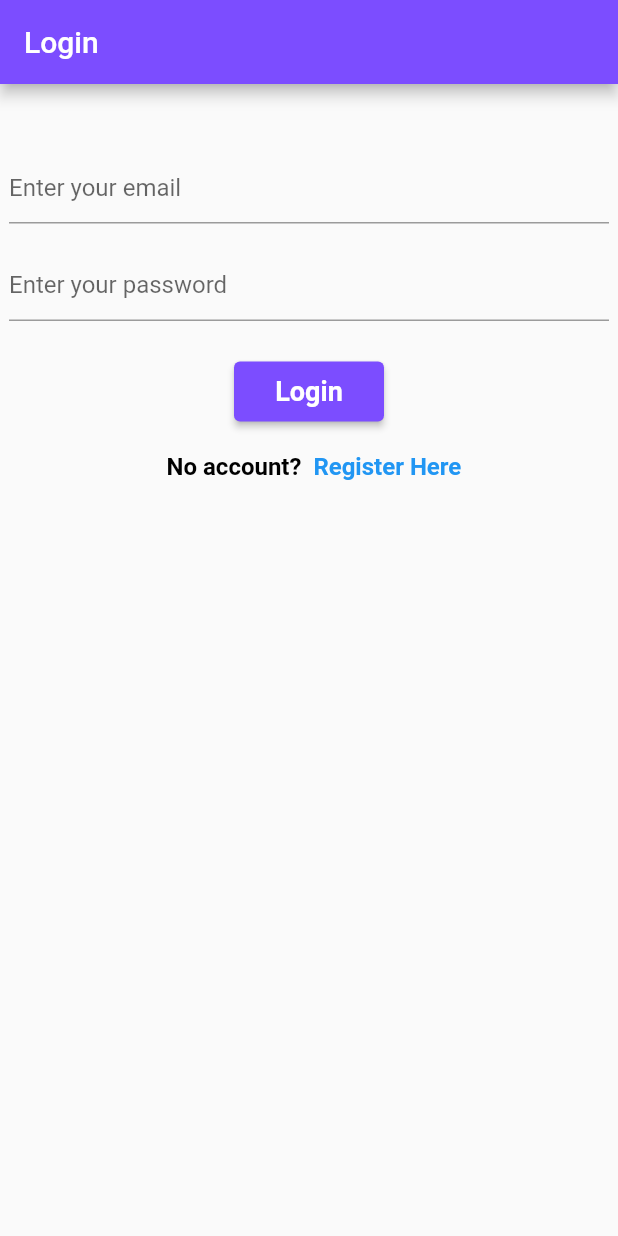
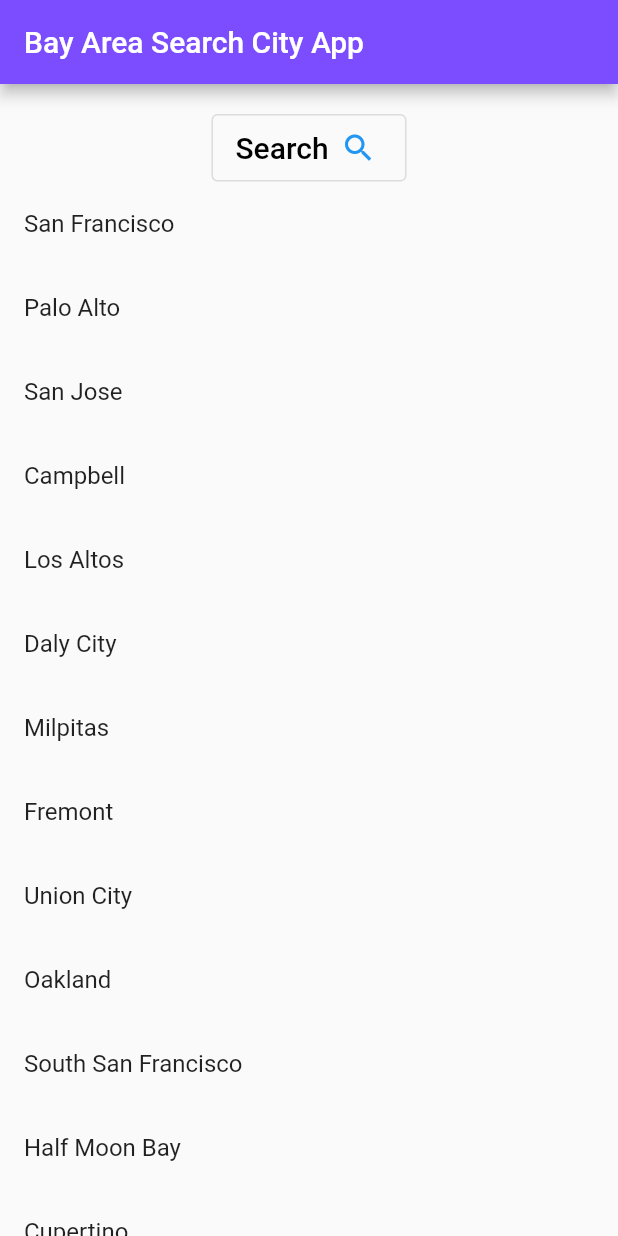
Before and after one commit to svhsp/learning, a Flutter app: the screen it shows after launch, on a phone screen of 412 x 824 dp. Run offline on Flutter 3.47's test engine with Material 2 defaults, Android fonts, the phone set to English and light mode, and no system bars; our stand-ins replace cloud_firestore, dio, firebase_auth, firebase_core; missing offline and left inert: endless, paginated_search_bar, searchable_listview; accounts and stored records are empty; network calls fail.

Commit message:
Finish homework
Finish this week's homework, add search for bay area

```diff
--- a/deshan_svhsp_stuff/lib/main.dart
+++ b/deshan_svhsp_stuff/lib/main.dart
@@ -5,7 +5,9 @@ import 'package:login/pages/profileScreen.dart';
 import 'package:login/pages/registerScreen.dart';
 import 'package:firebase_core/firebase_core.dart';
 import 'package:firebase_auth/firebase_auth.dart';
-import 'package:login/services/fetchServices.dart';import 'models/stock.dart';
+import 'package:login/queryPage.dart';
+import 'package:login/services/fetchServices.dart';import 'models/result.dart';
+import 'models/stock.dart';
 import 'pages/TickerScreen.dart';
 import 'firebase_options.dart';
 
@@ -23,10 +25,11 @@ void main() async {
     options: DefaultFirebaseOptions.currentPlatform,
   );
 
-  List<String> test = List.empty(growable: true);
-  test.add('https://www.alphavantage.co/query?function=GLOBAL_QUOTE&symbol=GOOG&apikey=G4UJ9ECYT8N1K1O6');
+  // List<String> test = List.empty(growable: true);
+  // test.add('https://www.alphavantage.co/query?function=GLOBAL_QUOTE&symbol=GOOG&apikey=G4UJ9ECYT8N1K1O6');
 
-  FetchServices.getStockData(test);
+  // FetchServices.getStockData(test);
+  List<SearchResult> test = await FetchServices.getStockTickers('A');
 
   runApp(MyApp());
 }
@@ -38,12 +41,13 @@ class MyApp extends StatelessWidget {
   @override
   Widget build(BuildContext context) {
     return MaterialApp(
-      initialRoute: '/login',
+      initialRoute: '/query',
       routes: {
         '/login': (context) => LoginScreen(),
         '/register': (context) => RegisterScreen(),
         '/profile': (context) => ProfileScreen(),
         '/ticker': (context) => TickerScreen(),
+        '/query': (context) => QueryScreen(),
       },
     );
   }
--- /dev/null
+++ b/deshan_svhsp_stuff/lib/main4.dart
@@ -0,0 +1,63 @@
+import 'package:flutter/material.dart';
+import 'package:login/pages/profileScreen.dart';
+import 'package:firebase_auth/firebase_auth.dart';
+import 'package:cloud_firestore/cloud_firestore.dart';
+import 'package:login/services/DatabaseServices.dart';
+
+import '../models/stock.dart';
+import '../services/fetchServices.dart';
+
+void main() async {
+  runApp(Ticker());
+}
+
+class Ticker extends StatefulWidget {
+  const Ticker({Key? key}) : super(key: key);
+
+  @override
+  State<Ticker> createState() => _TickerState();
+}
+
+class _TickerState extends State<Ticker> {
+  List<DataColumn> columns = [
+    DataColumn(label: Text("Company Name")),
+    DataColumn(label: Text("Price")),
+    DataColumn(label: Text("Change")),
+  ];
+
+  List<DataRow> rowsMaker (List<Stock> row) {
+    print("I WENT IN THE ROW MAKER FUNCTION");
+    List<DataRow> rows = List.empty(growable: true);
+    for (Stock stonk in row) {
+      print("TICKER NAME: " + stonk.ticker_name!);
+      rows.add(DataRow(cells: [
+        DataCell(Text(stonk.ticker_name!)),
+    DataCell(Text(stonk.price!)),
+    DataCell(Text(stonk.change!)),
+    ]));
+    }
+
+    return rows;
+  }
+
+  @override
+  Widget build(BuildContext context) {
+    List<String> links = List.empty(growable: true);
+    List<Stock> results = List.empty(growable: true);
+    links.add("https://www.alphavantage.co/query?function=GLOBAL_QUOTE&symbol=AAPL&apikey=YNGXUGMXQ93PLTF6");
+    links.add("https://www.alphavantage.co/query?function=GLOBAL_QUOTE&symbol=AMD&apikey=YNGXUGMXQ93PLTF6");
+    links.add("https://www.alphavantage.co/query?function=GLOBAL_QUOTE&symbol=GOOG&apikey=YNGXUGMXQ93PLTF6");
+    FetchServices.getStockData(links).catchError((error) => print("something went wrong: " + error)).then((value) { results = value; print('RESULTS AFTER SETTING: ' + results.toString()
+    );}).whenComplete(() => print("I AM DONE"));
+    List<DataRow> rows = List.empty(growable: true);
+    rows = rowsMaker(results);
+    print("FIRST ROW: " + rows.toString());
+    return MaterialApp(
+      home: Scaffold(
+        body: Container(
+            child: DataTable(columns: columns, rows: rows),
+          ),
+      ),
+    );
+  }
+}
--- /dev/null
+++ b/deshan_svhsp_stuff/lib/models/result.dart
@@ -0,0 +1,11 @@
+class SearchResult {
+  String? tickerName;
+  String? companyName;
+
+  SearchResult(this.tickerName, this.companyName);
+
+  @override
+  String toString() {
+    return "ticker_name: " + tickerName! + " company name:" + companyName!;
+  }
+}
--- /dev/null
+++ b/deshan_svhsp_stuff/lib/query.dart
@@ -0,0 +1,123 @@
+import 'package:flutter/material.dart';
+import 'package:login/pages/profileScreen.dart';
+import 'package:firebase_auth/firebase_auth.dart';
+import 'package:cloud_firestore/cloud_firestore.dart';
+import 'package:login/services/DatabaseServices.dart';
+
+import '../models/stock.dart';
+import '../services/fetchServices.dart';
+import 'models/result.dart';
+
+class SearchLocations extends SearchDelegate<String> {
+  final List<String> allCaliforniaPlaces;
+  final List<String> allCaliforniaSuggestions;
+
+  SearchLocations({required this.allCaliforniaPlaces, required this.allCaliforniaSuggestions});
+
+  @override
+  List<Widget>? buildActions(BuildContext context) {
+    // TODO: implement buildActions
+    return [
+      IconButton(onPressed: () {
+        query = '';
+      }, icon: Icon(Icons.clear)),
+    ];
+  }
+
+  // @override
+  // Widget? buildLeading(BuildContext context) {
+  //   // TODO: implement buildLeading
+  //   return IconButton(icon: Icon(Icons.arrow_back), onPressed: () {close(context, query);},);
+  // }
+  //
+  // @override
+  // Widget buildResults(BuildContext context) {
+  //   // TODO: implement buildResults
+  //   // final List<String> allLocations = allCaliforniaPlaces.where(
+  //   //     (place) => place.toLowerCase().contains(query.toLowerCase()),
+  //   // ).toList();
+  //   List<String> allLocations = List.empty(growable: true);
+  //
+  //   return FutureBuilder(future: FetchServices.getStockTickers(query),
+  //       builder: (context, snapshot) {
+  //         if (snapshot.hasData) {
+  //           for (SearchResult result in snapshot.data!) {
+  //             if (allLocations.contains(result.tickerName!) == false) {
+  //               allLocations.add(result.tickerName!);
+  //             }
+  //           }
+  //
+  //           print("SUGGESTIONS: " + allLocations.toString());
+  //
+  //           return ListView.builder(itemCount: allLocations.length, itemBuilder: (context, index) {
+  //             return ListTile(title: Text(allLocations[index]));
+  //           });
+  //         } else if (snapshot.connectionState == ConnectionState.waiting) {
+  //           return CircularProgressIndicator();
+  //         } else if (snapshot.hasError) {
+  //           return Text("There is an error: " + snapshot.error.toString());
+  //         } else {
+  //           return Text("idk what happened");
+  //         }
+  //       });
+  // }
+  //
+  // @override
+  // Widget buildSuggestions(BuildContext context) {
+  //   // TODO: implement buildSuggestions
+  //   List<String> allSuggestions = List.empty(growable: true);
+  //
+  //   return FutureBuilder(future: FetchServices.getStockTickers(query),
+  //       builder: (context, snapshot) {
+  //           if (snapshot.hasData) {
+  //             for (SearchResult result in snapshot.data!) {
+  //               if (allSuggestions.contains(result.tickerName!) == false) {
+  //                 allSuggestions.add(result.tickerName!);
+  //               }
+  //             }
+  //
+  //             print("SUGGESTIONS: " + allSuggestions.toString());
+  //
+  //             return ListView.builder(itemCount: allSuggestions.length, itemBuilder: (context, index) {
+  //               return ListTile(title: Text(allSuggestions[index]));
+  //             });
+  //           } else if (snapshot.connectionState == ConnectionState.waiting) {
+  //             return CircularProgressIndicator();
+  //           } else if (snapshot.hasError) {
+  //             return Text("There is an error: " + snapshot.error.toString());
+  //           } else {
+  //             return Text("idk what happened");
+  //           }
+  //         });
+
+  @override
+  Widget? buildLeading(BuildContext context) {
+    // TODO: implement buildLeading
+    return IconButton(icon: Icon(Icons.arrow_back), onPressed: () {close(context, query);},);
+  }
+
+  @override
+  Widget buildResults(BuildContext context) {
+    // TODO: implement buildResults
+    final List<String> allLocations = allCaliforniaPlaces.where(
+          (place) => place.toLowerCase().contains(query.toLowerCase()),
+    ).toList();
+    return ListView.builder(itemCount: allLocations.length, itemBuilder: (context, index) => ListTile(title: Text(allLocations[index]), onTap: () {
+      query = allLocations[index];
+      close(context, query);
+    },));
+  }
+
+  @override
+  Widget buildSuggestions(BuildContext context) {
+    // TODO: implement buildSuggestions
+    final List<String> allSuggestions = allCaliforniaSuggestions.where(
+          (place) => place.toLowerCase().contains(query.toLowerCase()),
+    ).toList();
+    return ListView.builder(itemCount: allSuggestions.length, itemBuilder: (context, index) => ListTile(title: Text(allSuggestions[index]), onTap: () {
+      query = allSuggestions[index];
+      close(context, query);
+    },));
+  }
+
+}
--- /dev/null
+++ b/deshan_svhsp_stuff/lib/queryPage.dart
@@ -0,0 +1,165 @@
+import 'package:flutter/material.dart';
+import 'package:login/pages/profileScreen.dart';
+import 'package:firebase_auth/firebase_auth.dart';
+import 'package:cloud_firestore/cloud_firestore.dart';
+import 'package:login/query.dart';
+import 'package:login/services/DatabaseServices.dart';
+
+import '../models/stock.dart';
+import '../services/fetchServices.dart';
+
+class QueryScreen extends StatefulWidget {
+  const QueryScreen({super.key});
+
+  @override
+  QueryScreenState createState() => new QueryScreenState();
+}
+
+class QueryScreenState extends State<QueryScreen> {
+  // List<String> searchResults = [
+  //   "AMD",
+  //   "APPL",
+  //   "MSFT",
+  //   "M",
+  //   "GOOG",
+  // ];
+  //
+  // List<String> searchSuggestions = [
+  //   "AMD",
+  //   "APPL",
+  //   "MSFT",
+  //   "M",
+  //   "GOOG",
+  // ];
+
+  List<String> searchResults = [
+    "San Francisco",
+    "Palo Alto",
+    "San Jose",
+    "Campbell",
+    "Los Altos",
+    "Daly City",
+    "Milpitas",
+    "Fremont",
+    "Union City",
+    "Oakland",
+    "South San Francisco",
+    "Half Moon Bay",
+    "Cupertino",
+    "Alum Rock",
+    "Mountain View",
+    "Los Gatos",
+    "Saratoga",
+    "Morgan Hill",
+    "Gilroy",
+    "Santa Cruz",
+    "Pasadena",
+    "San Mateo",
+    "Foster City",
+    "Millbrae",
+    "Burlingame",
+    "Livermore",
+    "Pleasanton",
+    "San Ramon",
+    "Dublin",
+    "Redwood City",
+    "Santa Clara",
+    "Hayward",
+    "San Bruno",
+    "Almaden",
+    "Lick",
+    "Sunol",
+    "Richmond",
+    "San Rafael",
+  ];
+  List<String> searchSuggestions = [
+    "San Francisco",
+    "Palo Alto",
+    "San Jose",
+    "Campbell",
+    "Los Altos",
+    "Daly City",
+    "Milpitas",
+    "Fremont",
+    "Union City",
+    "Oakland",
+    "South San Francisco",
+    "Half Moon Bay",
+    "Cupertino",
+    "Alum Rock",
+    "Mountain View",
+    "Los Gatos",
+    "Saratoga",
+    "Morgan Hill",
+    "Gilroy",
+    "Santa Cruz",
+    "Pasadena",
+    "San Mateo",
+    "Foster City",
+    "Millbrae",
+    "Burlingame",
+    "Livermore",
+    "Pleasanton",
+    "San Ramon",
+    "Dublin",
+    "Redwood City",
+    "Santa Clara",
+    "Hayward",
+    "San Bruno",
+    "Almaden",
+    "Lick",
+    "Sunol",
+    "Richmond",
+    "San Rafael",
+  ];
+  String selectedPlace = '';
+  String query = '';
+  @override
+  Widget build (BuildContext context) {
+    return MaterialApp(
+      home: Scaffold(
+        appBar: AppBar(backgroundColor: Colors.deepPurpleAccent, title: Text("Bay Area Search City App"),),
+        body: Column(
+          children: [
+            SizedBox(height: 20,),
+            Center(
+              child: Container(
+                width: 130,
+                height: 45,
+                child: OutlinedButton(
+                  onPressed: () async {
+                    final finalResult = await showSearch(context: context, delegate: SearchLocations(allCaliforniaPlaces: searchResults, allCaliforniaSuggestions: searchSuggestions));
+                    print('FINAL RESULT: ' + finalResult.toString());
+                    setState(() {
+                      selectedPlace = finalResult!;
+                    });
+                  },
+                  child: Row(
+                    children: [
+                      Text("Search", style: TextStyle(fontSize: 20, color: Colors.black),),
+                      SizedBox(width: 8,),
+                      Icon(Icons.search),
+                    ],
+                  ),
+                ),
+              ),
+            ),
+
+            selectedPlace == '' ? Container() : Container(child: Text(selectedPlace),),
+
+            Expanded(child:
+              ListView.builder(
+              itemCount: searchSuggestions.length,
+                itemBuilder: (context, index) {
+                  return ListTile(
+                    title: Text(searchSuggestions[index]),
+                  );
+                },
+               ),
+    ),
+          ],
+        ),
+      ),
+    );
+  }
+}
--- a/deshan_svhsp_stuff/lib/services/fetchServices.dart
+++ b/deshan_svhsp_stuff/lib/services/fetchServices.dart
@@ -2,10 +2,39 @@ import 'dart:convert';
 import 'package:flutter/material.dart';
 import 'package:http/http.dart' as http;
 import 'package:dio/dio.dart';
+import '../models/result.dart';
 import '../models/stock.dart';
 
 class FetchServices {
+  // Stock? globalQuote;
+  //
+  // FetchServices({this.globalQuote});
+  //
+  // FetchServices.fromJson(Map<String, dynamic> json) {
+  //   globalQuote = json['Global Quote'] != null
+  //       ? new Stock.fromJson(json['Global Quote'])
+  //       : null;
+  // }
+  //
+  // Map<String, dynamic> toJson() {
+  //   final Map<String, dynamic> data = new Map<String, dynamic>();
+  //   if (this.globalQuote != null) {
+  //     data['Global Quote'] = this.globalQuote!.toJson();
+  //   }
+  //   return data;
+  // }
+
   static Future<List<Stock>> getStockData(List<String> links) async {
+    // Stock? globalQuote;
+    //
+    // Map<String, dynamic> toJson() {
+    //   final Map<String, dynamic> data = new Map<String, dynamic>();
+    //   if (globalQuote != null) {
+    //     data['Global Quote'] = globalQuote!.toJson();
+    //   }
+    //   return data;
+    // }
+
     final dio = Dio();
     print('starting getdata function call with' + links.toString());
     List<Stock> stonks = List.empty(growable: true);
@@ -14,19 +43,51 @@ class FetchServices {
       final response = await dio.get(link);
       print("response: " + response.data.toString());
 
+      // Map<String, dynamic> result = toJson();
+      // var stock = Stock.fromJson(result);
+      // print("STCOK: " + stock.toString());
+      // stonks.add(stock);
+
       Map<String, dynamic> result = response.data;
-
       if (result != null && result != "") {
         Stock stock = new Stock(result['Global Quote']['01. symbol'], result['Global Quote']['05. price'], result['Global Quote']['10. change percent']);
         stonks.add(stock);
         print("get result: " + stock.toString());
       }
-      // add try catch, check if the stock thingy is empty,
       // Stock stock = await Future.delayed(Duration(seconds: 2), () {
-      //   return new Stock("test", "1", "2");
+      //   return new Stock("i", "1", "2");
       // });
     }
 
     return stonks;
   }
+
+  static Future<List<SearchResult>> getStockTickers (String query) async {
+    String link = 'http://20.169.4.151:3000/query?keyword=' + query;
+    final dio = Dio();
+    List<SearchResult> results = List.empty(growable: true);
+
+    final response = await dio.get(link);
+    List<dynamic> mappedData = response.data;
+    List<dynamic> test = List.empty(growable: false);
+
+    try {
+      print('RESULT: ' + mappedData.toString());
+      for (Map i in mappedData[0]['bestMatches']) {
+        if (i['1. symbol'].toString() != "" && i['2. name'].toString() != "" && i['1. symbol'].toString() != null && i['2. name'].toString() != null) {
+          SearchResult temp = SearchResult(i['1. symbol'], i['2. name']);
+          results.add(temp);
+          print(temp.toString());
+        } else {
+          break;
+        }
+      }
+    } on RangeError {
+      print('cannot fetch tickers because results are nonexistent according to query');
+      List<SearchResult> noPass = List.empty(growable: false);
+      return noPass;
+    }
+
+    return results;
+  }
 }
```
Also changed, not shown: deshan_svhsp_stuff/lib/models/stock.dart (+18 -4 lines), deshan_svhsp_stuff/lib/pages/TickerScreen.dart (+14 -7 lines), deshan_svhsp_stuff/lib/practice1.dart (added, +62 -0 lines), deshan_svhsp_stuff/lib/ticker.dart (added, +85 -0 lines).
